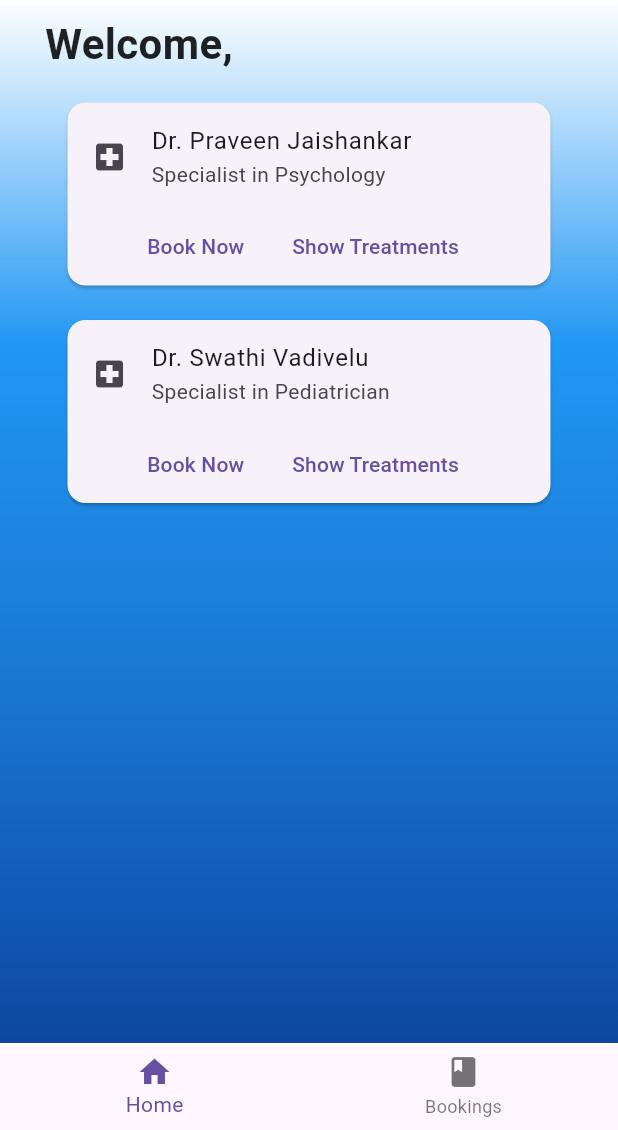
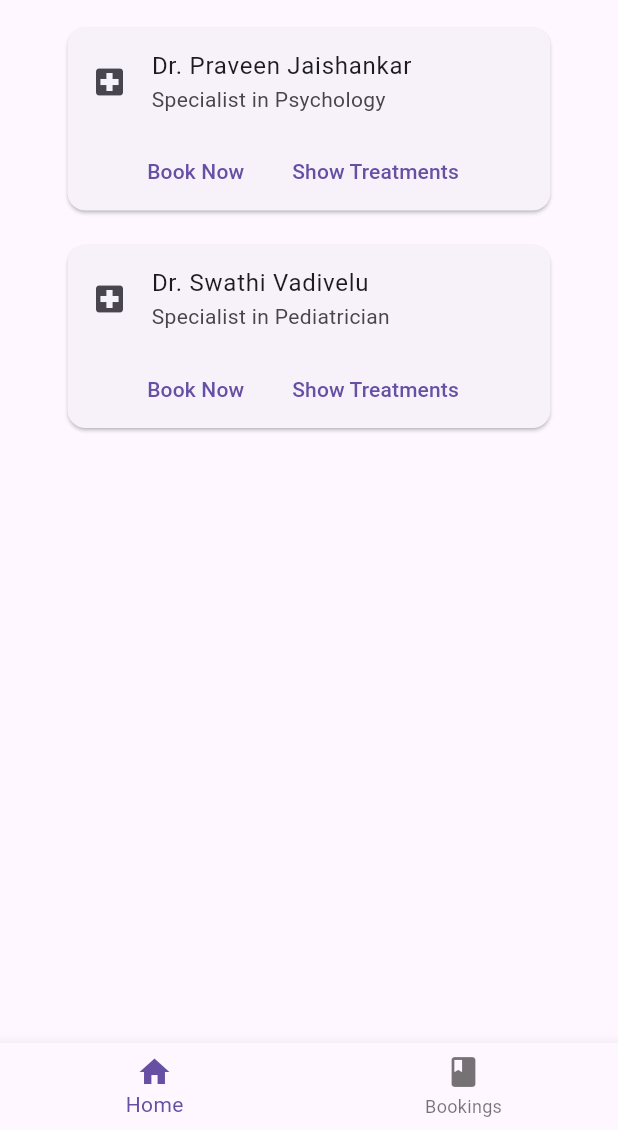
Before and after one commit to PraveenJJ/DocSchedulerApp, a Flutter app: the HomePage screen opened directly with empty values, on a phone screen of 412 x 824 dp, the part 106-1236 px from its top. Run offline on Flutter 3.47's test engine with Material 3 defaults, Android fonts, the phone set to English and light mode, and no system bars.

```diff
--- a/lib/home_page.dart
+++ b/lib/home_page.dart
@@ -82,36 +82,7 @@ class HomePageState extends State<HomePage> {
           )),
 
       /* Body image */
-      body: Container(
-        decoration: BoxDecoration(
-          gradient: LinearGradient(
-            colors: [
-              Colors.white,
-              Colors.blue.shade500,
-              Colors.blue.shade700,
-              Colors.blue.shade900
-            ], // Replace with your desired colors
-            begin: Alignment.topCenter,
-            end: Alignment.bottomCenter,
-          ),
-        ),
-
-        /* Card view */
-        child: Column(crossAxisAlignment: CrossAxisAlignment.start, children: [
-          Container(
-            padding: const EdgeInsets.fromLTRB(30.0, 10.0, 0.0, 0.0),
-            child: Text(
-              'Welcome, ${widget.username}',
-              style: const TextStyle(
-                  color: Colors.black87,
-                  fontSize: 28,
-                  fontWeight: FontWeight.bold),
-            ),
-          ),
-          const HomeCards()
-        ]),
-      ),
-
+      body: _pages[_selectedIndex],
       //Bottom Navigation
       bottomNavigationBar: BottomNavigationBar(
         currentIndex: _selectedIndex,
```
